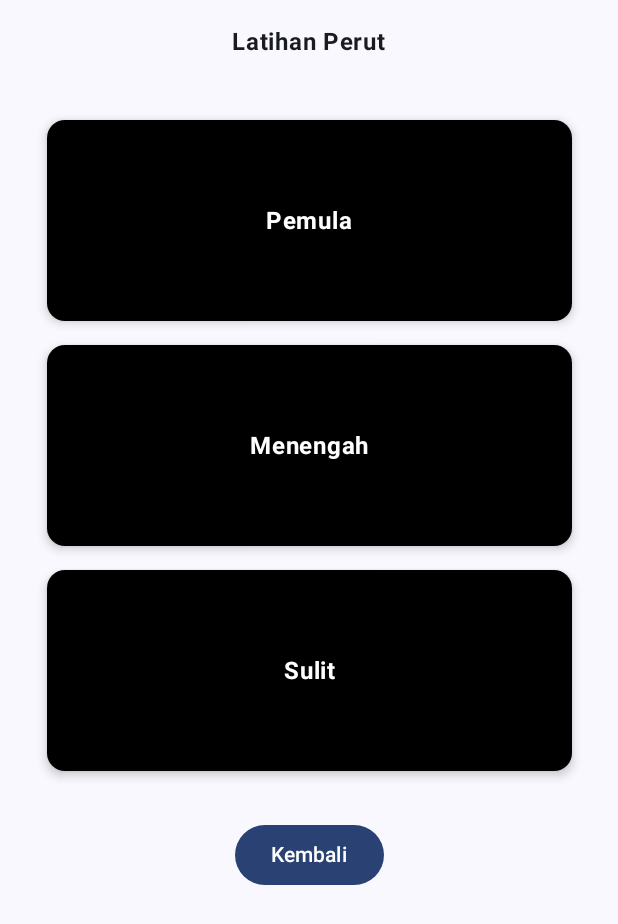
After one commit to BimoChesta/Miniproject-1, an Android app built with Jetpack Compose: the composable LatihanPerutScreen shown on its own in the app's theme, on a phone screen of 412 x 824 dp. The commit adds this screen. Shown: the top 924 px of the screen. Run offline under Robolectric (Android 15) with nearby library versions, the phone set to English and light mode, and no system bars.

Commit message:
1.6 LatihanPerutScreen dan mengisinya

```diff
--- /dev/null
+++ b/app/src/main/java/com/bimo0064/assesment1_miniproject/LatihanPerutScreen.kt
@@ -0,0 +1,57 @@
+package com.bimo0064.assesment1_miniproject
+
+import androidx.compose.foundation.background
+import androidx.compose.foundation.clickable
+import androidx.compose.foundation.layout.*
+import androidx.compose.material3.*
+import androidx.compose.runtime.Composable
+import androidx.compose.ui.Alignment
+import androidx.compose.ui.Modifier
+import androidx.compose.ui.draw.shadow
+import androidx.compose.ui.graphics.Color
+import androidx.compose.ui.text.font.FontWeight
+import androidx.compose.ui.unit.dp
+
+@Composable
+fun LatihanPerutScreen(onBack: () -> Unit) {
+    Column(
+        modifier = Modifier
+            .fillMaxSize()
+            .padding(16.dp),
+        horizontalAlignment = Alignment.CenterHorizontally
+    ) {
+        Text("Latihan Perut", fontWeight = FontWeight.Bold)
+        Spacer(modifier = Modifier.height(8.dp))
+        Spacer(modifier = Modifier.height(24.dp))
+
+        BarLevelPerut("Pemula")
+        BarLevelPerut("Menengah")
+        BarLevelPerut("Sulit")
+
+        Spacer(modifier = Modifier.height(24.dp))
+
+        Button(onClick = onBack) {
+            Text("Kembali")
+        }
+    }
+}
+
+@Composable
+fun BarLevelPerut(title: String, onClick: () -> Unit = {}) {
+    Box(
+        modifier = Modifier
+            .width(350.dp)
+            .height(150.dp)
+            .padding(vertical = 8.dp)
+            .background(Color.Black, shape = MaterialTheme.shapes.medium)
+            .shadow(4.dp, shape = MaterialTheme.shapes.medium)
+            .clickable { onClick() },
+        contentAlignment = Alignment.Center
+    ) {
+        Text(
+            text = title,
+            color = Color.White,
+            fontWeight = FontWeight.Bold
+        )
+    }
+}
--- a/app/src/main/java/com/bimo0064/assesment1_miniproject/MainActivity.kt
+++ b/app/src/main/java/com/bimo0064/assesment1_miniproject/MainActivity.kt
@@ -60,12 +60,14 @@
                 currentScreen == "bahu" -> LatihanBahuScreen(onBack = { currentScreen = "home" })
                 currentScreen == "tangan" -> LatihanTanganScreen(onBack = { currentScreen = "home" })
                 currentScreen == "kaki" -> LatihanKakiScreen(onBack = { currentScreen = "home" })
+                currentScreen == "perut" -> LatihanPerutScreen(onBack = { currentScreen = "home" })
 
                 else -> HomeScreen(
                     onLatihanDadaClick = { currentScreen = "dada" },
                     onLatihanBahuClick = { currentScreen = "bahu" },
                     onLatihanTanganClick = { currentScreen = "tangan" },
-                    onLatihanKakiClick = { currentScreen = "kaki" }
+                    onLatihanKakiClick = { currentScreen = "kaki" },
+                    onLatihanPerutClick = { currentScreen = "perut" }
                 )
             }
         }
@@ -118,15 +120,15 @@
 
 @Composable
 fun HomeScreen(onLatihanDadaClick: () -> Unit, onLatihanBahuClick: () -> Unit,
-               onLatihanTanganClick: () -> Unit, onLatihanKakiClick: () -> Unit)
+               onLatihanTanganClick: () -> Unit, onLatihanKakiClick: () -> Unit, onLatihanPerutClick: () -> Unit)
 {
     Greeting(name = "Bimo")
     Spacer(modifier = Modifier.height(16.dp))
     BarItem("Latihan Dada", onClick = onLatihanDadaClick)
     BarItem("Latihan Bahu", onClick = onLatihanBahuClick)
     BarItem("Latihan Tangan", onClick = onLatihanTanganClick)
-    BarItem("Latihan Kaki")
-    BarItem("Latihan Perut")
+    BarItem("Latihan Kaki", onClick = onLatihanKakiClick)
+    BarItem("Latihan Perut", onClick = onLatihanPerutClick)
 }
 
 @Composable
```
